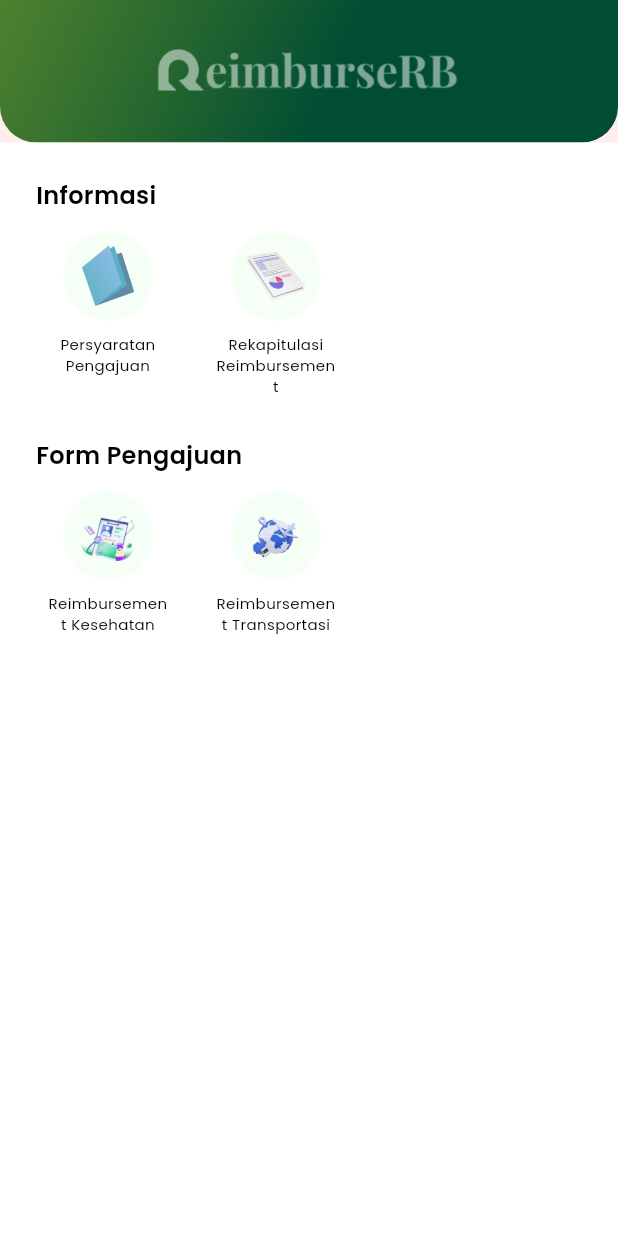
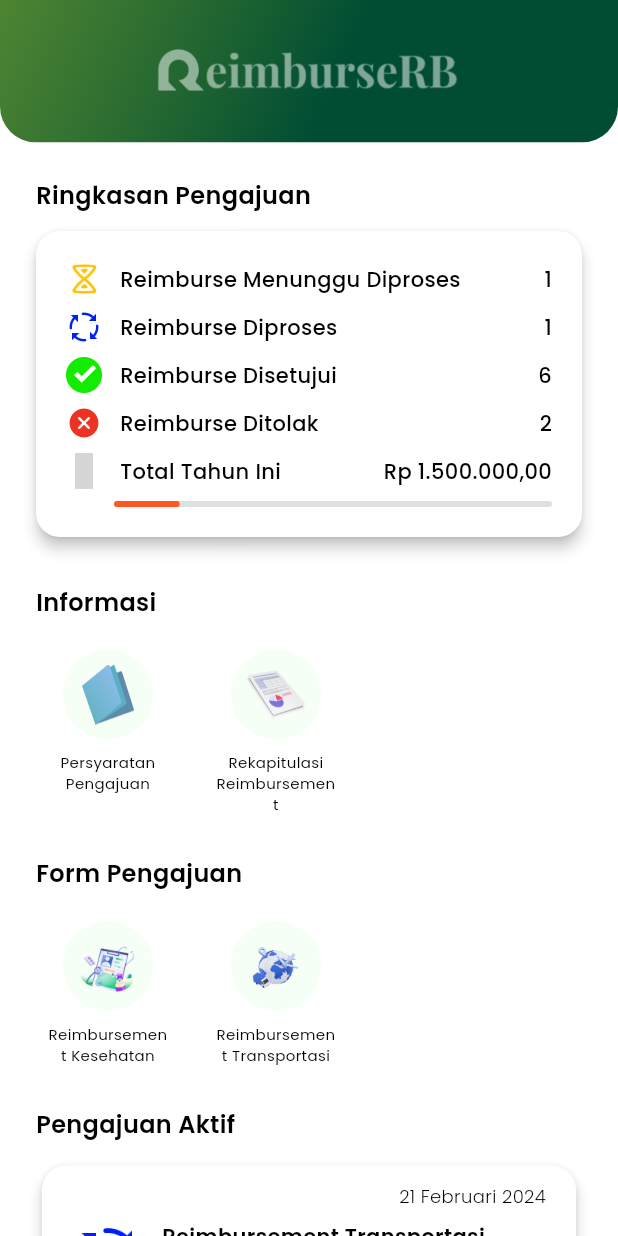
Before and after one commit to Reimburse-RB/frontend-flutter-reimburse, a Flutter app: the HomeView screen opened directly, on a phone screen of 412 x 824 dp. Run offline on Flutter 3.47's test engine with Material 3 defaults, Android fonts, the phone set to English and light mode, and no system bars; our stand-ins replace another_flushbar, firebase_auth, firebase_core, google_fonts, iconly, photo_view and 1 more; accounts and stored records are empty; grey boxes are pictures that could not be loaded.

Commit message:
slicing ui: home

```diff
--- a/lib/screens/employee/home/home_view.dart
+++ b/lib/screens/employee/home/home_view.dart
@@ -1,8 +1,11 @@
 import 'package:flutter/material.dart';
 import 'package:provider/provider.dart';
 import 'package:reimburse_rb/models/menu_category_data.dart';
+import 'package:reimburse_rb/utility/constant.dart';
 import 'package:reimburse_rb/widgets/common/appbar_general.dart';
 import 'package:reimburse_rb/widgets/common/list_horizontal_menu.dart';
+import 'package:reimburse_rb/widgets/employee/card_submission_summary.dart';
+import 'package:reimburse_rb/widgets/employee/list_submission.dart';
 import 'home_view_model.dart';
 
 class HomeScreen extends StatelessWidget {
@@ -22,6 +25,67 @@ class HomeScreen extends StatelessWidget {
 class HomeView extends StatelessWidget {
   const HomeView({Key? key}) : super(key: key);
 
+  Widget buildSubmissionSummary() {
+    return Container(
+      margin: const EdgeInsets.only(left: 24, right: 24, bottom: 32),
+      child: const Column(
+        crossAxisAlignment: CrossAxisAlignment.start,
+        children: [
+          Text(
+            'Ringkasan Pengajuan',
+            style: TextStyle(
+              fontSize: 16,
+              fontWeight: Constant.semiBoldText,
+            ),
+          ),
+          SizedBox(height: 12),
+          CardSubmissionSummary(),
+        ],
+      ),
+    );
+  }
+
+  Widget buildHorizontalMenu(HomeViewModel viewModel) {
+    return ListView.builder(
+      physics: const NeverScrollableScrollPhysics(),
+      itemCount: viewModel.listMenuCategory.length,
+      shrinkWrap: true,
+      itemBuilder: (context, index) {
+        MenuCategoryData menuCategoryData = viewModel.listMenuCategory[index];
+        return Column(
+          crossAxisAlignment: CrossAxisAlignment.start,
+          children: [
+            ListHorizontalMenu(
+              menuCategory: menuCategoryData,
+              padding: const EdgeInsets.symmetric(horizontal: 24),
+            ),
+            const SizedBox(height: 20),
+          ],
+        );
+      },
+    );
+  }
+
+  Widget buildActiveSubmissionList(HomeViewModel viewModel) {
+    return Container(
+      padding: const EdgeInsets.symmetric(horizontal: 24),
+      child: const Column(
+        crossAxisAlignment: CrossAxisAlignment.start,
+        children: [
+          Text(
+            'Pengajuan Aktif',
+            style: TextStyle(
+              fontSize: 16,
+              fontWeight: Constant.semiBoldText,
+            ),
+          ),
+          SizedBox(height: 12),
+          ListSubmission(),
+        ],
+      ),
+    );
+  }
+
   @override
   Widget build(BuildContext context) {
     final viewModel = context.watch<HomeViewModel>();
@@ -37,22 +101,10 @@ class HomeView extends StatelessWidget {
         body: ListView(
           children: [
             const SizedBox(height: 24),
-            ListView.builder(
-              itemCount: viewModel.listMenuCategory.length,
-              shrinkWrap: true,
-              itemBuilder: (context, index) {
-                MenuCategoryData menuCategoryData = viewModel.listMenuCategory[index];
-                return Column(
-                  crossAxisAlignment: CrossAxisAlignment.start,
-                  children: [
-                    ListHorizontalMenu(
-                      menuCategory: menuCategoryData,
-                    ),
-                    const SizedBox(height: 20),
-                  ],
-                );
-              },
-            ),
+            buildSubmissionSummary(),
+            buildHorizontalMenu(viewModel),
+            buildActiveSubmissionList(viewModel),
+            const SizedBox(height: 24),
           ],
         ),
       ),
--- a/lib/utility/constant.dart
+++ b/lib/utility/constant.dart
@@ -18,6 +18,7 @@ class Constant {
   static const Color acceptedStatusIconColor = Color(0xFF13EC00);
   static const Color acceptedStatusTextColor = Color(0xFF134A00);
   static const Color rejectedStatusColor = Color(0xFFEB3223);
+  static const Color limitColor = Colors.deepOrange;
 
   static const FontWeight extraBoldText = FontWeight.w800;
   static const FontWeight boldText = FontWeight.w700;
--- a/lib/widgets/common/appbar_general.dart
+++ b/lib/widgets/common/appbar_general.dart
@@ -54,7 +54,7 @@ class AppBarGeneral extends StatelessWidget implements PreferredSizeWidget {
   @override
   Widget build(BuildContext context) {
     return AppBar(
-      elevation: 4,
+      // elevation: 4,
       automaticallyImplyLeading: automaticallyImplyLeading,
       backgroundColor: backgroundColor,
       toolbarHeight: height,
@@ -85,7 +85,8 @@ class AppBarGeneral extends StatelessWidget implements PreferredSizeWidget {
                   : Align(
                       alignment: Alignment.center,
                       child: SizedBox(
-                        width: imageWidth ?? (MediaQuery.of(context).size.width * 0.5),
+                        width: imageWidth ??
+                            (MediaQuery.of(context).size.width * 0.5),
                         child: lightenImage
                             ? ColorFiltered(
                                 colorFilter: ColorFilter.mode(
--- a/lib/widgets/common/list_horizontal_menu.dart
+++ b/lib/widgets/common/list_horizontal_menu.dart
@@ -28,7 +28,7 @@ class ListHorizontalMenu extends StatelessWidget {
               fontWeight: Constant.semiBoldText,
             ),
           ),
-          const SizedBox(height: 4),
+          const SizedBox(height: 12),
           SingleChildScrollView(
             scrollDirection: Axis.horizontal,
             child: Row(
--- /dev/null
+++ b/lib/widgets/employee/card_submission.dart
@@ -0,0 +1,72 @@
+import 'package:flutter/material.dart';
+import 'package:reimburse_rb/utility/constant.dart';
+
+class CardSubmissionEmployee extends StatelessWidget {
+  const CardSubmissionEmployee({super.key});
+
+  @override
+  Widget build(BuildContext context) {
+    return Card(
+      elevation: 4.0,
+      shape: RoundedRectangleBorder(
+        borderRadius: BorderRadius.circular(16.0),
+      ),
+      child: Padding(
+        padding: const EdgeInsets.symmetric(
+          vertical: 12,
+          horizontal: 20,
+        ),
+        child: Column(
+          crossAxisAlignment: CrossAxisAlignment.start,
+          children: [
+            const Align(
+              alignment: Alignment.topRight,
+              child: Text(
+                '21 Februari 2024',
+                style: TextStyle(
+                  fontSize: 12,
+                  fontWeight: Constant.lightWeightText,
+                ),
+              ),
+            ),
+            const SizedBox(height: 8),
+            Row(
+              crossAxisAlignment: CrossAxisAlignment.start,
+              children: [
+                Image.asset(
+                  'assets/status/icon-status-process.png',
+                  width: 48,
+                  height: 48,
+                ),
+                const SizedBox(width: 12.0),
+                const Expanded(
+                  child: Column(
+                    crossAxisAlignment: CrossAxisAlignment.start,
+                    children: [
+                      Text(
+                        'Reimbursement Transportasi',
+                        style: TextStyle(
+                          color: Colors.black,
+                          fontSize: 14.0,
+                          fontWeight: Constant.semiBoldText,
+                        ),
+                      ),
+                      SizedBox(height: 4.0),
+                      Text(
+                        'Menunggu persetujuan Admin',
+                        style: TextStyle(
+                          color: Constant.processStatusTextColor,
+                          fontSize: 12.0,
+                        ),
+                      ),
+                    ],
+                  ),
+                ),
+              ],
+            ),
+          ],
+        ),
+      ),
+    );
+  }
+}
--- /dev/null
+++ b/lib/widgets/employee/card_submission_summary.dart
@@ -0,0 +1,115 @@
+import 'package:flutter/material.dart';
+import 'package:iconly/iconly.dart';
+import 'package:reimburse_rb/utility/constant.dart';
+
+class CardSubmissionSummary extends StatelessWidget {
+  const CardSubmissionSummary({
+    super.key,
+  });
+
+  Widget summaryDetail({
+    required String iconAsset,
+    Icon? iconAlternative,
+    required String detailTitle,
+    required String detailValue,
+  }) {
+    return Row(
+      children: [
+        if (iconAlternative == null)
+          Image.asset(
+            iconAsset,
+            width: 24,
+            height: 24,
+          ),
+        if (iconAlternative != null) iconAlternative,
+        const SizedBox(width: 12),
+        Expanded(
+          child: Row(
+            children: [
+              Expanded(
+                child: Text(
+                  detailTitle,
+                  style: const TextStyle(
+                    fontWeight: Constant.mediumWeightText,
+                  ),
+                ),
+              ),
+              const SizedBox(width: 12),
+              Text(
+                detailValue,
+                style: const TextStyle(
+                  fontWeight: Constant.mediumWeightText,
+                ),
+              ),
+            ],
+          ),
+        )
+      ],
+    );
+  }
+
+  @override
+  Widget build(BuildContext context) {
+    return Card(
+      elevation: 4,
+      margin: EdgeInsets.zero,
+      shape: RoundedRectangleBorder(
+        borderRadius: BorderRadius.circular(16.0),
+      ),
+      child: Padding(
+        padding: const EdgeInsets.symmetric(
+          vertical: 20,
+          horizontal: 20,
+        ),
+        child: Column(
+          children: [
+            summaryDetail(
+              iconAsset: 'assets/status/icon-status-waiting.png',
+              detailTitle: 'Reimburse Menunggu Diproses',
+              detailValue: '1',
+            ),
+            const SizedBox(height: 8),
+            summaryDetail(
+              iconAsset: 'assets/status/icon-status-process.png',
+              detailTitle: 'Reimburse Diproses',
+              detailValue: '1',
+            ),
+            const SizedBox(height: 8),
+            summaryDetail(
+              iconAsset: 'assets/status/icon-status-succeed.png',
+              detailTitle: 'Reimburse Disetujui',
+              detailValue: '6',
+            ),
+            const SizedBox(height: 8),
+            summaryDetail(
+              iconAsset: 'assets/status/icon-status-failed.png',
+              detailTitle: 'Reimburse Ditolak',
+              detailValue: '2',
+            ),
+            const SizedBox(height: 8),
+            summaryDetail(
+              iconAsset: '',
+              iconAlternative: const Icon(
+                IconlyBold.graph,
+                size: 24,
+                color: Constant.limitColor,
+              ),
+              detailTitle: 'Total Tahun Ini',
+              detailValue: 'Rp 1.500.000,00',
+            ),
+            const SizedBox(height: 8),
+            Container(
+              margin: const EdgeInsets.only(left: 32),
+              child: LinearProgressIndicator(
+                borderRadius: const BorderRadius.all(Radius.circular(10)),
+                color: Constant.limitColor,
+                value: 0.15,
+                backgroundColor: Colors.grey.shade300,
+              ),
+            )
+          ],
+        ),
+      ),
+    );
+  }
+}
--- /dev/null
+++ b/lib/widgets/employee/list_submission.dart
@@ -0,0 +1,26 @@
+import 'package:flutter/material.dart';
+import 'package:reimburse_rb/widgets/employee/card_submission.dart';
+
+class ListSubmission extends StatefulWidget {
+  const ListSubmission({super.key});
+
+  @override
+  State<ListSubmission> createState() => _ListSubmissionState();
+}
+
+class _ListSubmissionState extends State<ListSubmission> {
+  @override
+  Widget build(BuildContext context) {
+    return ListView.builder(
+      physics: const NeverScrollableScrollPhysics(),
+      shrinkWrap: true,
+      itemCount: 5,
+      itemBuilder: (context, index) {
+        return Container(
+          margin: const EdgeInsets.only(bottom: 8),
+          child: const CardSubmissionEmployee(),
+        );
+      },
+    );
+  }
+}
```
